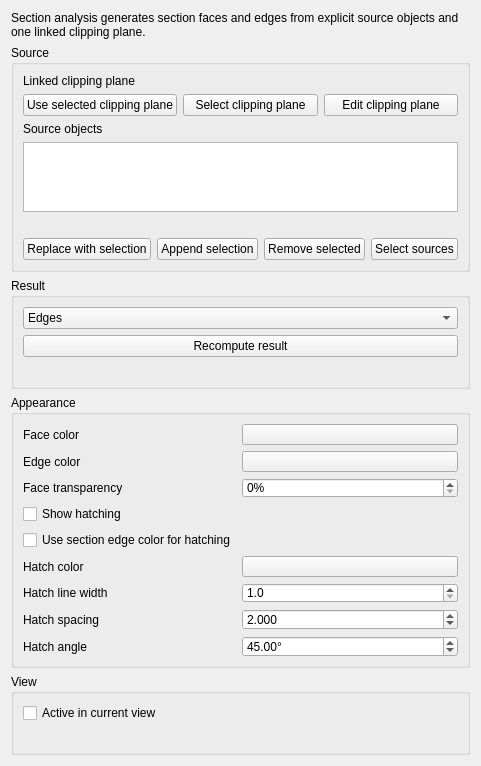
tritao/FreeCAD, file src/Mod/Part/Gui/TaskSectionAnalysis.ui: the form before one commit.
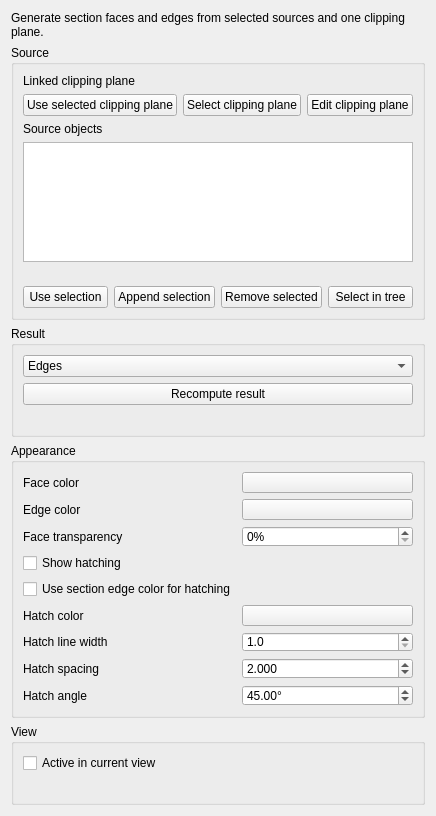
The form after the commit.

Commit message: PartGui: compact section analysis task panel

What changed in the file:
```diff
--- a/src/Mod/Part/Gui/TaskSectionAnalysis.ui
+++ b/src/Mod/Part/Gui/TaskSectionAnalysis.ui
@@ -20,7 +20,7 @@
       <bool>true</bool>
      </property>
      <property name="text">
-      <string>Section analysis generates section faces and edges from explicit source objects and one linked clipping plane.</string>
+      <string>Generate section faces and edges from selected sources and one clipping plane.</string>
      </property>
     </widget>
    </item>
@@ -85,6 +85,18 @@
       </item>
       <item>
        <widget class="QListWidget" name="sourcesList">
+        <property name="minimumSize">
+         <size>
+          <width>0</width>
+          <height>120</height>
+         </size>
+        </property>
+        <property name="maximumSize">
+         <size>
+          <width>16777215</width>
+          <height>160</height>
+         </size>
+        </property>
         <property name="selectionMode">
          <enum>QAbstractItemView::ExtendedSelection</enum>
         </property>
@@ -102,7 +114,7 @@
         <item>
          <widget class="QPushButton" name="useCurrentSelectionButton">
           <property name="text">
-           <string>Replace with selection</string>
+           <string>Use selection</string>
           </property>
          </widget>
         </item>
@@ -123,7 +135,7 @@
         <item>
          <widget class="QPushButton" name="selectSourcesButton">
           <property name="text">
-           <string>Select sources</string>
+           <string>Select in tree</string>
           </property>
          </widget>
         </item>
```
The commit also changes 1 other file.
